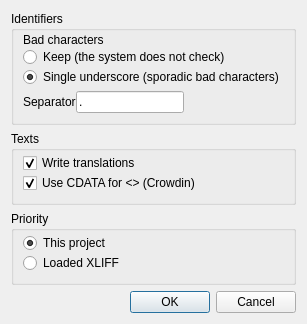
First picture: the form in UTranslator/Tools/FmXliff.ui, repository Mercury13/utranslator, before the edit.
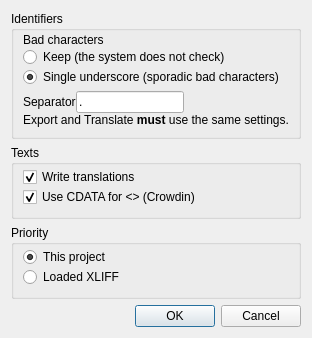
Second picture: the form after the edit.

```diff
--- a/UTranslator/Tools/FmXliff.ui
+++ b/UTranslator/Tools/FmXliff.ui
@@ -6,8 +6,8 @@
    <rect>
     <x>0</x>
     <y>0</y>
-    <width>225</width>
-    <height>243</height>
+    <width>275</width>
+    <height>253</height>
    </rect>
   </property>
   <property name="windowTitle">
@@ -90,6 +90,13 @@
         </item>
        </layout>
       </item>
+      <item>
+       <widget class="QLabel" name="label">
+        <property name="text">
+         <string>Export and Translate &lt;b&gt;must&lt;/b&gt; use the same settings.</string>
+        </property>
+       </widget>
+      </item>
      </layout>
     </widget>
    </item>
```
